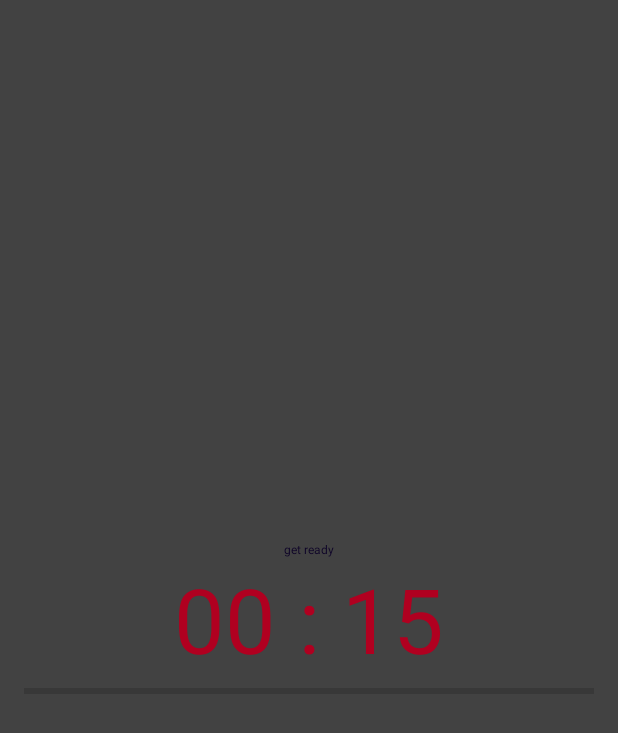
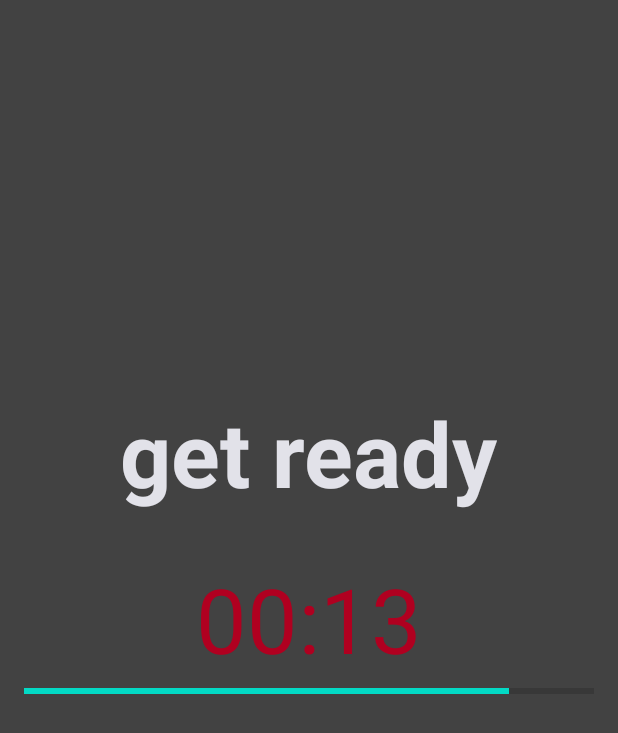
Before and after one commit to DT5GEN/Be_Better_Now, an Android app: the fragment PreparatoryFragment shown on its own in the app's theme, on a phone screen of 412 x 824 dp. Shown: the top 733 px of the screen. Run offline under Robolectric (Android 15) with nearby library versions, the phone set to English and light mode, and no system bars; Roboto replaces fonts that are not available here.

Commit message:
created Timer and PreparatoryFragment

```diff
--- a/app/src/main/java/com/deeppowercrew/bebetternow/fragments/ExercisesListFragment.kt
+++ b/app/src/main/java/com/deeppowercrew/bebetternow/fragments/ExercisesListFragment.kt
@@ -4,11 +4,13 @@ import android.os.Bundle
 import android.view.LayoutInflater
 import android.view.View
 import android.view.ViewGroup
+import androidx.appcompat.app.AppCompatActivity
 import androidx.fragment.app.Fragment
 import androidx.fragment.app.activityViewModels
 import androidx.recyclerview.widget.LinearLayoutManager
 import com.deeppowercrew.bebetternow.adapters.ExercisesAdapter
 import com.deeppowercrew.bebetternow.databinding.ExercisesListFragmentBinding
+import com.deeppowercrew.bebetternow.utils.FragmentManager
 import com.deeppowercrew.bebetternow.utils.MainViewModel
 
 
@@ -42,6 +44,9 @@ class ExercisesListFragment : Fragment() {
         adapter = ExercisesAdapter()
         exercisesListFragmentRecyclerView.layoutManager = LinearLayoutManager(activity)
         exercisesListFragmentRecyclerView.adapter = adapter
+        buttonStart.setOnClickListener {
+            FragmentManager.setFragment(PreparatoryFragment.newInstance(), activity as AppCompatActivity)
+        }
 
     }
 
--- a/app/src/main/java/com/deeppowercrew/bebetternow/fragments/PreparatoryFragment.kt
+++ b/app/src/main/java/com/deeppowercrew/bebetternow/fragments/PreparatoryFragment.kt
@@ -5,8 +5,10 @@ import android.os.CountDownTimer
 import android.view.LayoutInflater
 import android.view.View
 import android.view.ViewGroup
+import android.widget.Toast
 import androidx.fragment.app.Fragment
 import com.deeppowercrew.bebetternow.databinding.PreparatoryFragmentBinding
+import com.deeppowercrew.bebetternow.utils.TimeUtils
 
 
 /**
@@ -31,17 +33,18 @@ class PreparatoryFragment : Fragment() {
     override fun onViewCreated(view: View, savedInstanceState: Bundle?) {
         super.onViewCreated(view, savedInstanceState)
         binding.preparatoryFragmentProgressBar.max = COUNT_DOWN_TIME.toInt()
-
+        startTimer()
     }
 
     private fun startTimer() = with(binding) {
         timer = object : CountDownTimer(COUNT_DOWN_TIME, 50) {
             override fun onTick(restTime: Long) {
+                preparatoryFragmentTextTimer.text = TimeUtils.getTime(restTime)
                 preparatoryFragmentProgressBar.progress = restTime.toInt()
             }
 
             override fun onFinish() {
-
+                Toast.makeText(activity, "Done", Toast.LENGTH_SHORT).show()
             }
 
         }.start()
--- /dev/null
+++ b/app/src/main/java/com/deeppowercrew/bebetternow/utils/TimeUtils.kt
@@ -0,0 +1,18 @@
+package com.deeppowercrew.bebetternow.utils
+
+import android.annotation.SuppressLint
+import java.text.SimpleDateFormat
+import java.util.*
+
+object TimeUtils {
+
+    @SuppressLint("SimpleDateFormat")
+    val formater = SimpleDateFormat("mm:ss")
+
+    fun getTime(time: Long) : String{
+        val calendar = Calendar.getInstance()
+        calendar.timeInMillis = time
+        return formater.format(calendar.time)
+    }
+
+}
--- a/app/src/main/res/layout/preparatory_fragment.xml
+++ b/app/src/main/res/layout/preparatory_fragment.xml
@@ -10,9 +10,11 @@
         android:id="@+id/preparatory_fragment_text"
         android:layout_width="wrap_content"
         android:layout_height="wrap_content"
+        android:layout_marginBottom="30dp"
         android:text="@string/waiting_message"
-        android:textColor="@color/blue_dark"
-        android:textSize="8sp"
+        android:textColor="@color/material_dynamic_neutral90"
+        android:textSize="60sp"
+        android:textStyle="bold"
         app:layout_constraintBottom_toTopOf="@+id/preparatory_fragment_text_timer"
         app:layout_constraintEnd_toEndOf="parent"
         app:layout_constraintStart_toStartOf="parent" />
--- a/app/src/main/res/values/strings.xml
+++ b/app/src/main/res/values/strings.xml
@@ -4,5 +4,6 @@
     <string name="day">Day:</string>
     <string name="workouts">  workouts</string>
     <string name="waiting_message"> get ready </string>
+    <string name="start_button"> start </string>
 
 </resources>
```
Also changed, not shown: app/src/main/res/layout/exercises_list_fragment.xml (+13 -1 lines).
